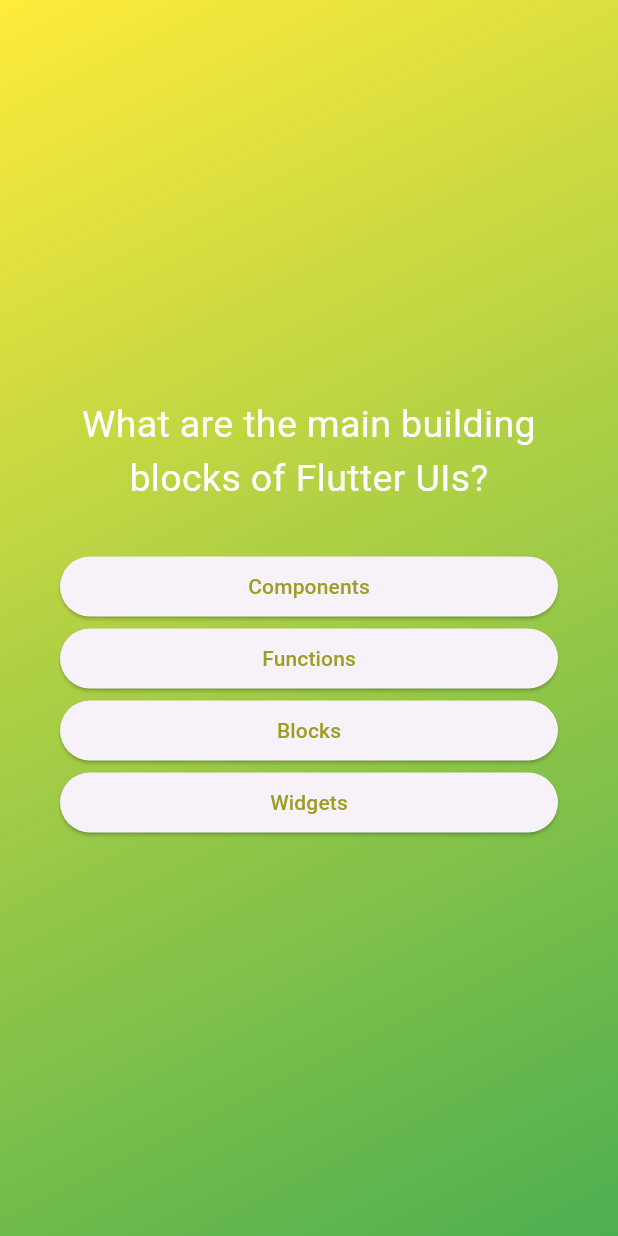
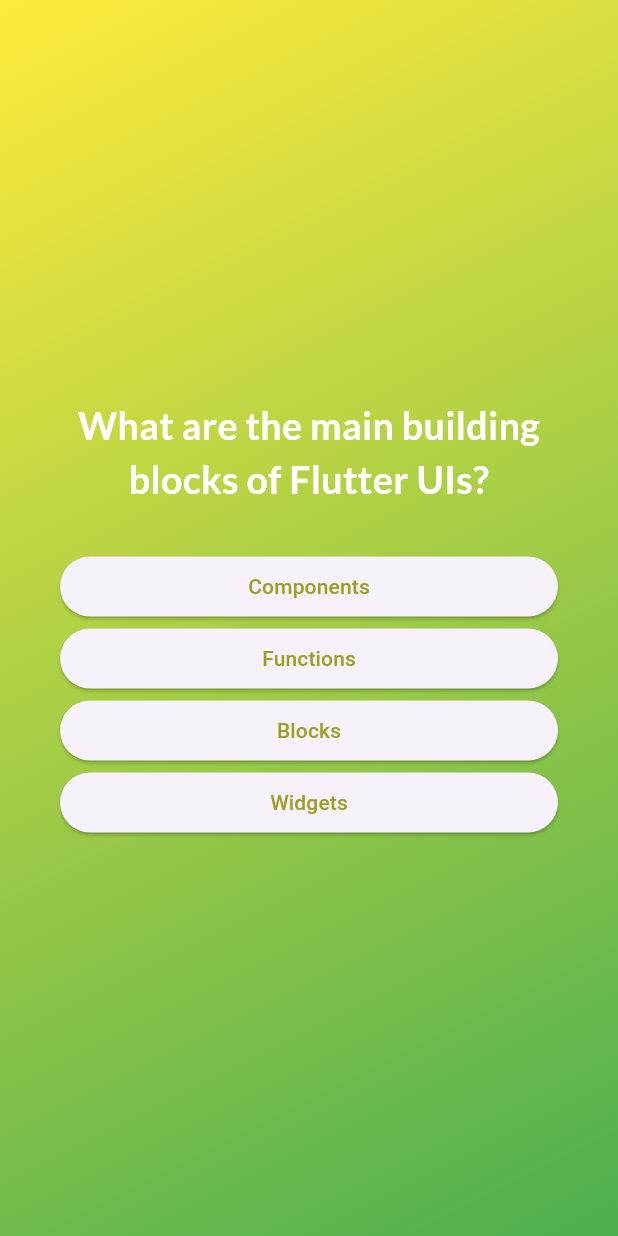
Before and after one commit to franciscovidalsantos/LearningFlutterAndDart, a Flutter app: the screen it shows after launch, after a tap on "Start the quiz", on a phone screen of 412 x 824 dp. Run offline on Flutter 3.47's test engine with Material 3 defaults, Android fonts, the light colour scheme and no system bars; our stand-ins replace google_fonts, wakelock_plus.

Commit message:
adding google fonts imports + implementing as example

```diff
--- a/quiz_app/lib/questions_screen.dart
+++ b/quiz_app/lib/questions_screen.dart
@@ -1,4 +1,5 @@
 import 'package:flutter/material.dart';
+import 'package:google_fonts/google_fonts.dart';
 import 'package:quiz_app/answer_button.dart';
 import 'package:quiz_app/data/questions.dart';
 
@@ -35,7 +36,10 @@
           children: [
             Text(
               currentQuestion.questionText,
-              style: TextStyle(color: Colors.white, fontSize: 25),
+              style: GoogleFonts.lato(
+                  fontSize: 25,
+                  fontWeight: FontWeight.bold,
+                  color: Colors.white),
               textAlign: TextAlign.center,
             ),
             SizedBox(height: 30),
--- a/quiz_app/lib/start_screen.dart
+++ b/quiz_app/lib/start_screen.dart
@@ -1,4 +1,5 @@
 import 'package:flutter/material.dart';
+import 'package:google_fonts/google_fonts.dart';
 import 'package:quiz_app/questions_screen.dart';
 
 class StartScreen extends StatelessWidget {
@@ -24,10 +25,10 @@
             // decoration: BoxDecoration(color: Colors.purple[200]),
             child: Text(
               "Boring text message waya :(",
-              style: TextStyle(
-                color: Colors.white,
-                fontSize: 25,
-              ),
+              style: GoogleFonts.lato(
+                  fontSize: 25,
+                  fontWeight: FontWeight.bold,
+                  color: Colors.white),
             ),
           ),
 
@@ -35,9 +36,7 @@
           //   // decoration: BoxDecoration(color: Colors.pink),
           //   width: double.infinity, // stretch to screen size
           //   child:
-          SizedBox(
-            height: 40, // set space between buttons
-          ),
+          SizedBox(height: 40), // set space between buttons
           // ),
 
           OutlinedButton.icon(
--- a/quiz_app/pubspec.yaml
+++ b/quiz_app/pubspec.yaml
@@ -35,6 +35,7 @@
   # The following adds the Cupertino Icons font to your application.
   # Use with the CupertinoIcons class for iOS style icons.
   cupertino_icons: ^1.0.8
+  google_fonts: ^6.2.1
 
 dev_dependencies:
   flutter_test:
```
